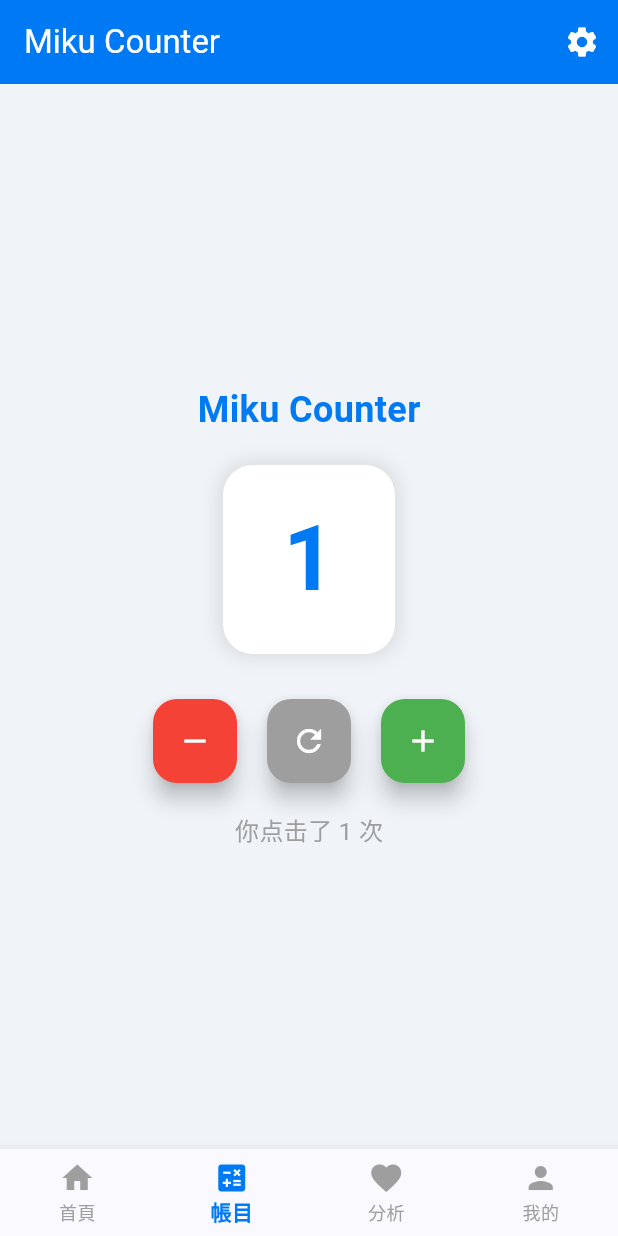
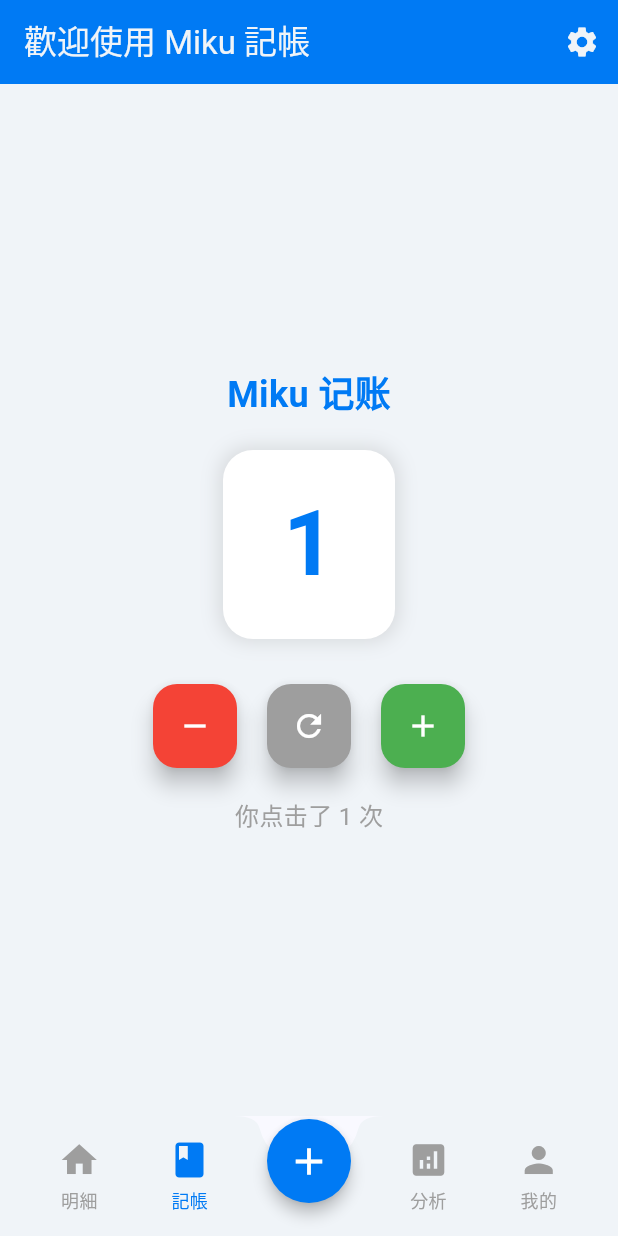
Before and after one commit to TINGOD2006/MikuBookkeepingAPP, a Flutter app: the screen it shows after launch, item 2 of the bottom bar chosen, after a tap on the "add" icon, on a phone screen of 412 x 824 dp. Run offline on Flutter 3.47's test engine with Material 3 defaults, Android fonts, the phone set to English and light mode, and no system bars.

Commit message:
增加了圓形按鈕

```diff
--- a/lib/main.dart
+++ b/lib/main.dart
@@ -5,7 +5,6 @@ void main() {
 }
 
 class AppColor {
-  // Color Palette
   static const Color primary = Color.fromARGB(255, 0, 122, 244);
   static const Color secondary = Color.fromARGB(255, 5, 169, 239);
   static const Color background = Color.fromARGB(255, 240, 244, 248);
@@ -17,17 +16,17 @@ class MyApp extends StatelessWidget {
   @override
   Widget build(BuildContext context) {
     return MaterialApp(
-      title: 'Miku Counter',
+      title: 'Miku 記帳',
       theme: ThemeData(
         useMaterial3: true,
         colorScheme: ColorScheme.fromSeed(seedColor: AppColor.primary),
         brightness: Brightness.light,
         appBarTheme: const AppBarTheme(
           backgroundColor: AppColor.primary,
-          foregroundColor: Colors.white,
+          foregroundColor: AppColor.background,
         ),
       ),
-      home: const MyHomePage(title: 'Miku Counter'),
+      home: const MyHomePage(title: "歡迎使用 Miku 記帳"),
     );
   }
 }
@@ -42,14 +41,12 @@ class MyHomePage extends StatefulWidget {
 }
 
 class _MyHomePageState extends State<MyHomePage> {
-  // 当前选中的底部导航索引
   int _selectedIndex = 0;
 
-  // 四个页面的 Widget
   static const List<Widget> _pages = [
     HomePage(),
-    CounterPage(),
-    FavoritePage(),
+    BookkeepingPage(),
+    AnalysisPage(),
     ProfilePage(),
   ];
 
@@ -60,6 +57,13 @@ class _MyHomePageState extends State<MyHomePage> {
     });
   }
 
+  // 中间浮动按钮点击事件
+  void _onFABPressed() {
+    ScaffoldMessenger.of(context)
+        .showSnackBar(const SnackBar(content: Text('添加功能开发中')));
+  }
+
+
   @override
   Widget build(BuildContext context) {
     return Scaffold(
@@ -69,37 +73,86 @@ class _MyHomePageState extends State<MyHomePage> {
           IconButton(
             icon: const Icon(Icons.settings),
             onPressed: () {
-              // 设置按钮功能
               ScaffoldMessenger.of(context)
                   .showSnackBar(const SnackBar(content: Text('设置功能开发中')));
             },
           ),
         ],
       ),
-      // 主体内容 - 根据选中的索引显示不同页面
+      // ==========主體內容==========
       body: _pages[_selectedIndex],
-      // 底部导航栏
-      bottomNavigationBar: BottomNavigationBar(
-        currentIndex: _selectedIndex,
-        onTap: _onItemTapped,
-        type: BottomNavigationBarType.fixed,
-        selectedItemColor: AppColor.primary,
-        unselectedItemColor: Colors.grey,
-        selectedLabelStyle: const TextStyle(fontWeight: FontWeight.w600),
-        items: const [
-          BottomNavigationBarItem(icon: Icon(Icons.home), label: '首頁'),
-          BottomNavigationBarItem(icon: Icon(Icons.calculate), label: '帳目'),
-          BottomNavigationBarItem(icon: Icon(Icons.favorite), label: '分析'),
-          BottomNavigationBarItem(icon: Icon(Icons.person), label: '我的'),
+
+      // ==========中间圓形按钮==========
+      floatingActionButton: Transform.translate(
+        offset: const Offset(0, 30), // 向下偏移30像素
+        child: FloatingActionButton(
+            onPressed: _onFABPressed,
+            backgroundColor: AppColor.primary,
+            elevation: 4,
+            shape: const CircleBorder(),
+            child: const Icon(
+                Icons.add,
+                color: Colors.white,
+                size: 30,
+                ),
+        ),
+      ),
+      floatingActionButtonLocation: FloatingActionButtonLocation.centerDocked,
+
+      // ========== 底部导航栏  ==========
+      bottomNavigationBar: BottomAppBar(
+        shape: const CircularNotchedRectangle(),
+        notchMargin: 6.0,
+        color: AppColor.background,
+        child: SizedBox(
+          height: 60,
+          child: Row(
+            mainAxisAlignment: MainAxisAlignment.spaceAround,
+            children: [
+              // 左边2个导航项
+              _buildNavItem(Icons.home, '明細', 0),
+              _buildNavItem(Icons.book, '記帳', 1),
+              // 中间留空给圓形按钮
+              const SizedBox(width: 40),
+              // 右边2个导航项
+              _buildNavItem(Icons.analytics, '分析', 2),
+              _buildNavItem(Icons.person, '我的', 3),
+            ],
+          ),
+        ),
+      ),
+    );
+  }
+
+  // ==========自定义导航项构建方法==========
+  Widget _buildNavItem(IconData icon, String label, int index) {
+    final isSelected = _selectedIndex == index;
+
+    return InkWell(
+      onTap: () => _onItemTapped(index),
+      child: Column(
+        mainAxisSize: MainAxisSize.min,
+        children: [
+          Icon(
+            icon,
+            color: isSelected ? AppColor.primary : Colors.grey,
+            size: 28,
+          ),
+          const SizedBox(height: 4),
+          Text(
+            label,
+            style: TextStyle(
+              fontSize: 12,
+              color: isSelected ? AppColor.primary : Colors.grey,
+            ),
+          ),
         ],
       ),
     );
   }
 }
 
-// ========== 四个页面组件 ==========
-
-// 1. 首页
+// ========== 1. 明細頁面 ==========
 class HomePage extends StatelessWidget {
   const HomePage({super.key});
 
@@ -114,12 +167,8 @@ class HomePage extends StatelessWidget {
             Icon(Icons.home, size: 80, color: AppColor.primary),
             SizedBox(height: 16),
             Text(
-              '欢迎来到 Miku Counter',
-              style: TextStyle(
-                fontSize: 24,
-                fontWeight: FontWeight.bold,
-                color: AppColor.primary,
-              ),
+              '明細頁面',
+              style: TextStyle(fontSize: 24, fontWeight: FontWeight.bold),
             ),
           ],
         ),
@@ -128,15 +177,15 @@ class HomePage extends StatelessWidget {
   }
 }
 
-// 2. 计数器页面（原来的主要功能）
-class CounterPage extends StatefulWidget {
-  const CounterPage({super.key});
+// ========== 2. 記帳頁面 ==========
+class BookkeepingPage extends StatefulWidget {
+  const BookkeepingPage({super.key});
 
   @override
-  State<CounterPage> createState() => _CounterPageState();
+  State<BookkeepingPage> createState() => _BookkeepingPageState();
 }
 
-class _CounterPageState extends State<CounterPage> {
+class _BookkeepingPageState extends State<BookkeepingPage> {
   int _counter = 0;
 
   void _incrementCounter() {
@@ -166,7 +215,7 @@ class _CounterPageState extends State<CounterPage> {
           mainAxisAlignment: MainAxisAlignment.center,
           children: [
             const Text(
-              'Miku Counter',
+              'Miku 记账',
               style: TextStyle(
                 fontSize: 24,
                 fontWeight: FontWeight.bold,
@@ -174,7 +223,6 @@ class _CounterPageState extends State<CounterPage> {
               ),
             ),
             const SizedBox(height: 20),
-            // 计数显示
             Container(
               padding: const EdgeInsets.symmetric(horizontal: 40, vertical: 20),
               decoration: BoxDecoration(
@@ -198,7 +246,6 @@ class _CounterPageState extends State<CounterPage> {
               ),
             ),
             const SizedBox(height: 30),
-            // 操作按钮
             Row(
               mainAxisAlignment: MainAxisAlignment.center,
               children: [
@@ -236,9 +283,9 @@ class _CounterPageState extends State<CounterPage> {
   }
 }
 
-// 3. 收藏页面
-class FavoritePage extends StatelessWidget {
-  const FavoritePage({super.key});
+// ========== 3. 分析頁面 ==========
+class AnalysisPage extends StatelessWidget {
+  const AnalysisPage({super.key});
 
   @override
   Widget build(BuildContext context) {
@@ -248,14 +295,12 @@ class FavoritePage extends StatelessWidget {
         child: Column(
           mainAxisAlignment: MainAxisAlignment.center,
           children: [
-            Icon(Icons.favorite, size: 80, color: Colors.red),
+            Icon(Icons.analytics, size: 80, color: AppColor.primary),
             SizedBox(height: 16),
             Text(
-              '收藏列表',
+              '分析頁面',
               style: TextStyle(fontSize: 24, fontWeight: FontWeight.bold),
             ),
-            SizedBox(height: 8),
-            Text('还没有收藏内容', style: TextStyle(fontSize: 16, color: Colors.grey)),
           ],
         ),
       ),
@@ -263,7 +308,7 @@ class FavoritePage extends StatelessWidget {
   }
 }
 
-// 4. 个人中心页面
+// ========== 4. 我的頁面 ==========
 class ProfilePage extends StatelessWidget {
   const ProfilePage({super.key});
 
```
